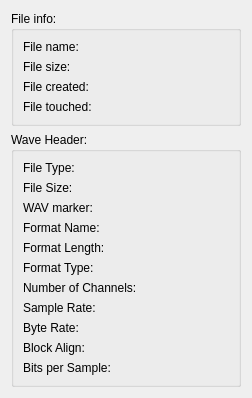
Old version of the form SoundRecognition/infoDialog.ui in the repository tkacz-/FitAssist.
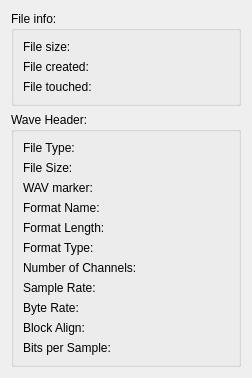
New version of the form.

```diff
--- a/SoundRecognition/infoDialog.ui
+++ b/SoundRecognition/infoDialog.ui
@@ -22,13 +22,6 @@
      <layout class="QHBoxLayout" name="horizontalLayout">
       <item>
        <layout class="QVBoxLayout" name="verticalLayout">
-        <item>
-         <widget class="QLabel" name="label">
-          <property name="text">
-           <string>File name:</string>
-          </property>
-         </widget>
-        </item>
         <item>
          <widget class="QLabel" name="label_3">
           <property name="text">
@@ -54,13 +47,6 @@
       </item>
       <item>
        <layout class="QVBoxLayout" name="verticalLayout_2">
-        <item>
-         <widget class="QLabel" name="filename">
-          <property name="text">
-           <string/>
-          </property>
-         </widget>
-        </item>
         <item>
          <widget class="QLabel" name="filesize">
           <property name="text">
```
